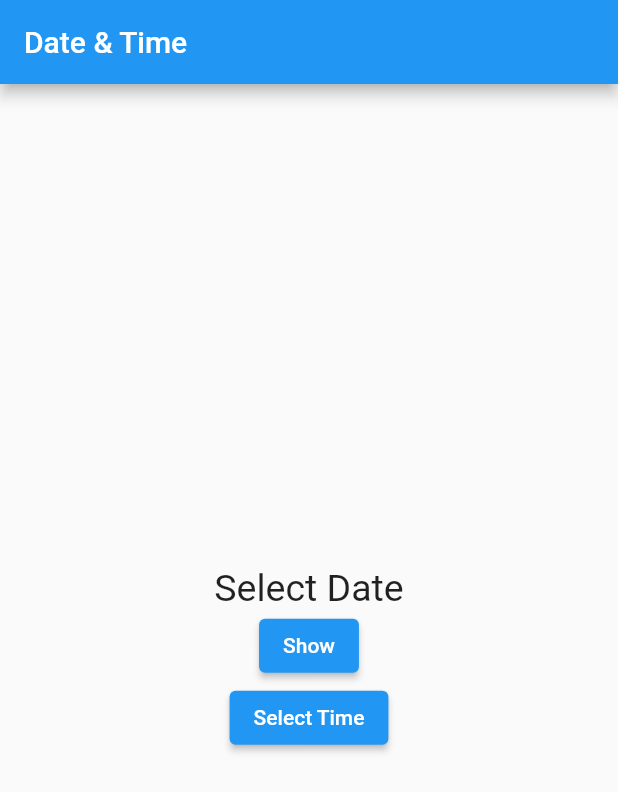
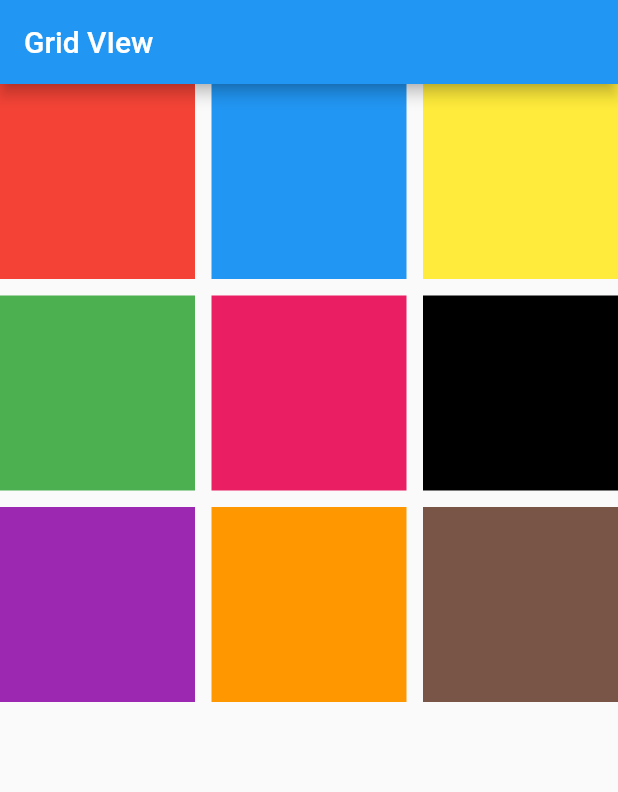
Before and after one commit to yasin9064/flutter_application_1, a Flutter app: the screen it shows after launch, on a phone screen of 412 x 824 dp. Shown: the top 792 px of the screen. Run offline on Flutter 3.47's test engine with Material 2 defaults, Android fonts, the phone set to English and light mode, and no system bars.

Commit message:
Learn about Grid View.

```diff
--- a/lib/HomeScreen.dart
+++ b/lib/HomeScreen.dart
@@ -14,46 +14,64 @@ class HomeScreen extends StatefulWidget {
 class _HomeScreenState extends State<HomeScreen> {
   @override
   Widget build(BuildContext context) {
-    var datePicked = DateTime.now();
-    var timePicked = DateTime.now();
+    var arrColors = [
+      Colors.red,
+      Colors.blue,
+      Colors.yellow,
+      Colors.green,
+      Colors.pink,
+      Colors.black,
+      Colors.purple,
+      Colors.orange,
+      Colors.brown,
+    ];
     return Scaffold(
         appBar: AppBar(
-          title: Text("Date & Time"),
+          title: const Text("Grid VIew"),
         ),
-        body: Center(
-            child: Column(
-          mainAxisAlignment: MainAxisAlignment.center,
-          children: [
-            Text(
-              'Select Date',
-              style: TextStyle(fontSize: 25),
-            ),
-            ElevatedButton(
-                onPressed: () async {
-                  DateTime? datePicked = await showDatePicker(
-                      context: context,
-                      initialDate: DateTime.now(),
-                      firstDate: DateTime(2022),
-                      lastDate: DateTime(2024));
-                  if (datePicked != null) {
-                    print(
-                        'Date Selected: ${DateFormat('yMMMMd').format(datePicked)}');
-                  }
-                },
-                child: Text('Show')),
-            ElevatedButton(
-                onPressed: () async {
-                  TimeOfDay? timePicked = await showTimePicker(
-                      context: context,
-                      initialTime: TimeOfDay.now(),
-                      initialEntryMode: TimePickerEntryMode.dial);
-                  if (timePicked != null) {
-                    print('Time Selected: ${timePicked.hour}:${timePicked.minute}');
+        body: GridView.builder(itemBuilder: (context, index) {
+          return Container(
+            color: arrColors[index],
+          );
+        }, itemCount: arrColors.length, gridDelegate:
+         SliverGridDelegateWithMaxCrossAxisExtent(maxCrossAxisExtent: 150,
+         crossAxisSpacing: 11,
+         mainAxisSpacing: 11,),
+        )
 
-                  }
-                },
-                child: Text('Select Time'))
-          ],
-        )));
+        // GridView.count(
+        //   crossAxisCount: 3,
+        //   crossAxisSpacing: 11,
+        //   mainAxisSpacing: 11,
+        //   children: [
+        //     Container(color: arrColors[0]),
+        //     Container(color: arrColors[1]),
+        //     Container(color: arrColors[2]),
+        //     Container(color: arrColors[3]),
+        //     Container(color: arrColors[4]),
+        //     Container(color: arrColors[5]),
+        //     Container(color: arrColors[6]),
+        //     Container(color: arrColors[7]),
+        //     Container(color: arrColors[8]),
+        //   ],
+        // ),
+
+        // GridView.extent(maxCrossAxisExtent: 100,
+        // crossAxisSpacing: 11,
+        // mainAxisSpacing: 11,
+        // children: [
+        //     Container(color: arrColors[0]),
+        //     Container(color: arrColors[1]),
+        //     Container(color: arrColors[2]),
+        //     Container(color: arrColors[3]),
+        //     Container(color: arrColors[4]),
+        //     Container(color: arrColors[5]),
+        //     Container(color: arrColors[6]),
+        //     Container(color: arrColors[7]),
+        //     Container(color: arrColors[8]),
+        // ],
+        // )
+
+        );
   }
 }
--- a/lib/UI_Helper/utii.dart
+++ b/lib/UI_Helper/utii.dart
@@ -1,10 +1,8 @@
-import 'dart:io';
 
-import 'package:flutter/cupertino.dart';
 import 'package:flutter/material.dart';
 
 TextStyle myTextStyle11() {
-  return TextStyle(
+  return const TextStyle(
     fontSize: 11,
     fontWeight: FontWeight.bold,
   );
--- a/lib/main.dart
+++ b/lib/main.dart
@@ -15,12 +15,12 @@ class MyApp extends StatelessWidget {
       debugShowCheckedModeBanner: false,
       theme: ThemeData(
         primarySwatch: Colors.blue,
-        textTheme: TextTheme(
-          headline1: TextStyle(fontSize: 35, fontWeight: FontWeight.bold),
-          subtitle1: TextStyle(fontSize: 20, fontWeight: FontWeight.w500, fontStyle: FontStyle.italic),
+        textTheme: const TextTheme(
+          displayLarge: TextStyle(fontSize: 35, fontWeight: FontWeight.bold),
+          titleMedium: TextStyle(fontSize: 20, fontWeight: FontWeight.w500, fontStyle: FontStyle.italic),
         )
       ),
-      home: HomeScreen()
+      home: const HomeScreen()
     );
   }
 }
```
